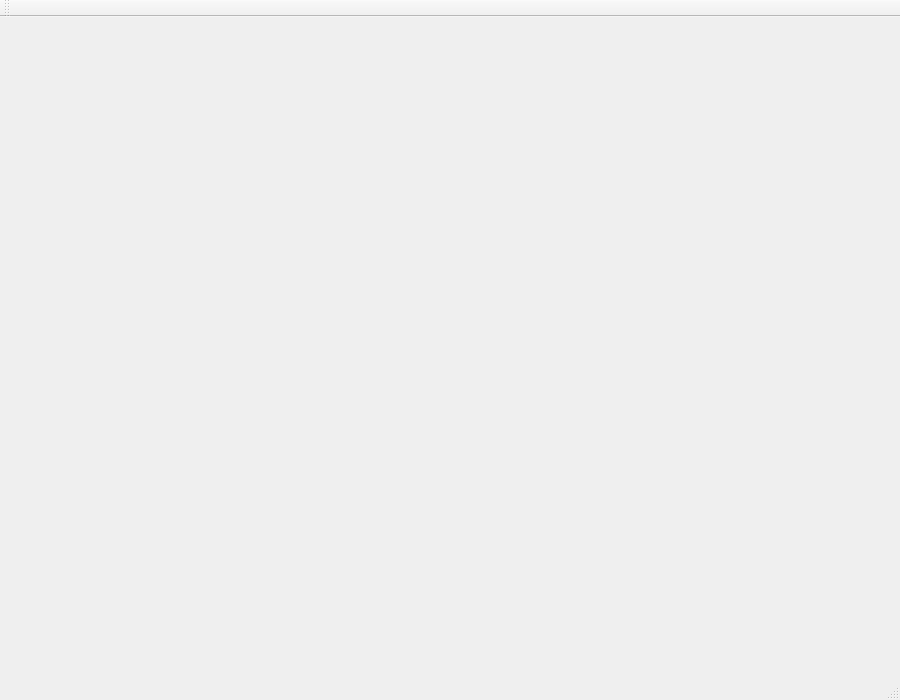
Old version of the form hfbm/gui.ui in the repository veeyslaw/hfbm.
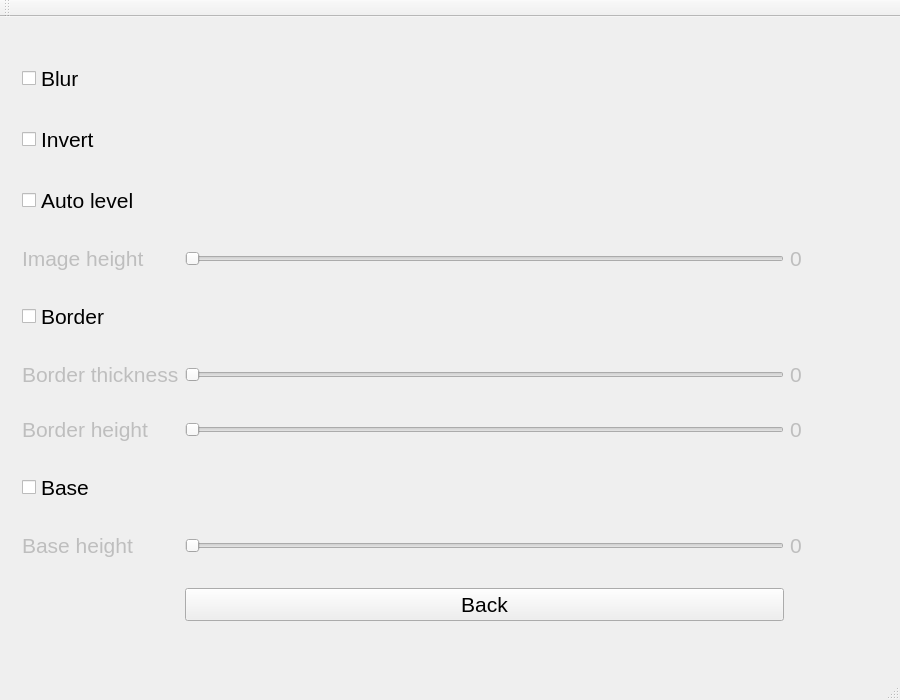
New version of the form. The open tabs and pages were chosen to show the change.

The edit to the form file:
```diff
--- a/hfbm/gui.ui
+++ b/hfbm/gui.ui
@@ -20,7 +20,7 @@
   </property>
   <widget class="QWidget" name="centralWidget">
    <layout class="QGridLayout" name="gridLayout">
-    <item row="0" column="0">
+    <item row="1" column="0">
      <widget class="QStackedWidget" name="stackedWidget">
       <widget class="QWidget" name="mainPage">
        <layout class="QGridLayout" name="gridLayout_2">
@@ -97,7 +97,283 @@
         </item>
        </layout>
       </widget>
-      <widget class="QWidget" name="optionsPage"/>
+      <widget class="QWidget" name="optionsPage">
+       <layout class="QGridLayout" name="optionsPageLayout">
+        <item row="8" column="0">
+         <widget class="QLabel" name="baseHeightLabel">
+          <property name="enabled">
+           <bool>false</bool>
+          </property>
+          <property name="text">
+           <string>Base height</string>
+          </property>
+          <property name="alignment">
+           <set>Qt::AlignLeading|Qt::AlignLeft|Qt::AlignVCenter</set>
+          </property>
+         </widget>
+        </item>
+        <item row="6" column="3">
+         <widget class="QSlider" name="borderHeightSlider">
+          <property name="enabled">
+           <bool>false</bool>
+          </property>
+          <property name="sizePolicy">
+           <sizepolicy hsizetype="Expanding" vsizetype="Fixed">
+            <horstretch>0</horstretch>
+            <verstretch>0</verstretch>
+           </sizepolicy>
+          </property>
+          <property name="orientation">
+           <enum>Qt::Horizontal</enum>
+          </property>
+         </widget>
+        </item>
+        <item row="1" column="0">
+         <widget class="QCheckBox" name="invertCheckBox">
+          <property name="text">
+           <string>Invert</string>
+          </property>
+          <property name="tristate">
+           <bool>false</bool>
+          </property>
+         </widget>
+        </item>
+        <item row="4" column="0">
+         <widget class="QCheckBox" name="borderCheckBox">
+          <property name="text">
+           <string>Border</string>
+          </property>
+          <property name="tristate">
+           <bool>false</bool>
+          </property>
+         </widget>
+        </item>
+        <item row="8" column="6">
+         <widget class="QLabel" name="baseHeightValueLabel">
+          <property name="enabled">
+           <bool>false</bool>
+          </property>
+          <property name="sizePolicy">
+           <sizepolicy hsizetype="Fixed" vsizetype="Fixed">
+            <horstretch>0</horstretch>
+            <verstretch>0</verstretch>
+           </sizepolicy>
+          </property>
+          <property name="minimumSize">
+           <size>
+            <width>88</width>
+            <height>0</height>
+           </size>
+          </property>
+          <property name="text">
+           <string>0</string>
+          </property>
+          <property name="alignment">
+           <set>Qt::AlignLeading|Qt::AlignLeft|Qt::AlignVCenter</set>
+          </property>
+         </widget>
+        </item>
+        <item row="9" column="3">
+         <widget class="QPushButton" name="toMainPageButton">
+          <property name="text">
+           <string>Back</string>
+          </property>
+         </widget>
+        </item>
+        <item row="3" column="6">
+         <widget class="QLabel" name="imageHeightValueLabel">
+          <property name="enabled">
+           <bool>false</bool>
+          </property>
+          <property name="sizePolicy">
+           <sizepolicy hsizetype="Fixed" vsizetype="Fixed">
+            <horstretch>0</horstretch>
+            <verstretch>0</verstretch>
+           </sizepolicy>
+          </property>
+          <property name="minimumSize">
+           <size>
+            <width>88</width>
+            <height>0</height>
+           </size>
+          </property>
+          <property name="text">
+           <string>0</string>
+          </property>
+          <property name="alignment">
+           <set>Qt::AlignLeading|Qt::AlignLeft|Qt::AlignVCenter</set>
+          </property>
+         </widget>
+        </item>
+        <item row="3" column="0">
+         <widget class="QLabel" name="imageHeightLabel">
+          <property name="enabled">
+           <bool>false</bool>
+          </property>
+          <property name="text">
+           <string>Image height</string>
+          </property>
+          <property name="alignment">
+           <set>Qt::AlignLeading|Qt::AlignLeft|Qt::AlignVCenter</set>
+          </property>
+         </widget>
+        </item>
+        <item row="3" column="3">
+         <widget class="QSlider" name="imageHeightSlider">
+          <property name="enabled">
+           <bool>false</bool>
+          </property>
+          <property name="sizePolicy">
+           <sizepolicy hsizetype="Expanding" vsizetype="Fixed">
+            <horstretch>0</horstretch>
+            <verstretch>0</verstretch>
+           </sizepolicy>
+          </property>
+          <property name="orientation">
+           <enum>Qt::Horizontal</enum>
+          </property>
+         </widget>
+        </item>
+        <item row="5" column="6">
+         <widget class="QLabel" name="borderThicknessValueLabel">
+          <property name="enabled">
+           <bool>false</bool>
+          </property>
+          <property name="sizePolicy">
+           <sizepolicy hsizetype="Fixed" vsizetype="Fixed">
+            <horstretch>0</horstretch>
+            <verstretch>0</verstretch>
+           </sizepolicy>
+          </property>
+          <property name="minimumSize">
+           <size>
+            <width>88</width>
+            <height>0</height>
+           </size>
+          </property>
+          <property name="text">
+           <string>0</string>
+          </property>
+          <property name="alignment">
+           <set>Qt::AlignLeading|Qt::AlignLeft|Qt::AlignVCenter</set>
+          </property>
+         </widget>
+        </item>
+        <item row="5" column="3">
+         <widget class="QSlider" name="borderThicknessSlider">
+          <property name="enabled">
+           <bool>false</bool>
+          </property>
+          <property name="sizePolicy">
+           <sizepolicy hsizetype="Expanding" vsizetype="Fixed">
+            <horstretch>0</horstretch>
+            <verstretch>0</verstretch>
+           </sizepolicy>
+          </property>
+          <property name="orientation">
+           <enum>Qt::Horizontal</enum>
+          </property>
+         </widget>
+        </item>
+        <item row="0" column="0">
+         <widget class="QCheckBox" name="blurCheckBox">
+          <property name="text">
+           <string>Blur</string>
+          </property>
+          <property name="tristate">
+           <bool>false</bool>
+          </property>
+         </widget>
+        </item>
+        <item row="7" column="0">
+         <widget class="QCheckBox" name="BaseCheckBox">
+          <property name="text">
+           <string>Base</string>
+          </property>
+          <property name="tristate">
+           <bool>false</bool>
+          </property>
+         </widget>
+        </item>
+        <item row="2" column="0">
+         <widget class="QCheckBox" name="autoLevelCheckBox">
+          <property name="text">
+           <string>Auto level</string>
+          </property>
+          <property name="tristate">
+           <bool>false</bool>
+          </property>
+         </widget>
+        </item>
+        <item row="6" column="0">
+         <widget class="QLabel" name="borderHeightLabel">
+          <property name="enabled">
+           <bool>false</bool>
+          </property>
+          <property name="text">
+           <string>Border height</string>
+          </property>
+          <property name="alignment">
+           <set>Qt::AlignLeading|Qt::AlignLeft|Qt::AlignVCenter</set>
+          </property>
+         </widget>
+        </item>
+        <item row="6" column="6">
+         <widget class="QLabel" name="borderHeightValueLabel">
+          <property name="enabled">
+           <bool>false</bool>
+          </property>
+          <property name="sizePolicy">
+           <sizepolicy hsizetype="Fixed" vsizetype="Fixed">
+            <horstretch>0</horstretch>
+            <verstretch>0</verstretch>
+           </sizepolicy>
+          </property>
+          <property name="minimumSize">
+           <size>
+            <width>88</width>
+            <height>0</height>
+           </size>
+          </property>
+          <property name="text">
+           <string>0</string>
+          </property>
+          <property name="alignment">
+           <set>Qt::AlignLeading|Qt::AlignLeft|Qt::AlignVCenter</set>
+          </property>
+         </widget>
+        </item>
+        <item row="5" column="0">
+         <widget class="QLabel" name="borderThicknessLabel">
+          <property name="enabled">
+           <bool>false</bool>
+          </property>
+          <property name="text">
+           <string>Border thickness</string>
+          </property>
+          <property name="alignment">
+           <set>Qt::AlignLeading|Qt::AlignLeft|Qt::AlignVCenter</set>
+          </property>
+         </widget>
+        </item>
+        <item row="8" column="3">
+         <widget class="QSlider" name="baseHeightSlider">
+          <property name="enabled">
+           <bool>false</bool>
+          </property>
+          <property name="sizePolicy">
+           <sizepolicy hsizetype="Expanding" vsizetype="Fixed">
+            <horstretch>0</horstretch>
+            <verstretch>0</verstretch>
+           </sizepolicy>
+          </property>
+          <property name="orientation">
+           <enum>Qt::Horizontal</enum>
+          </property>
+         </widget>
+        </item>
+       </layout>
+      </widget>
      </widget>
     </item>
    </layout>
```
Left out of the diff: 5 changed lines with no effect on the pictures.
